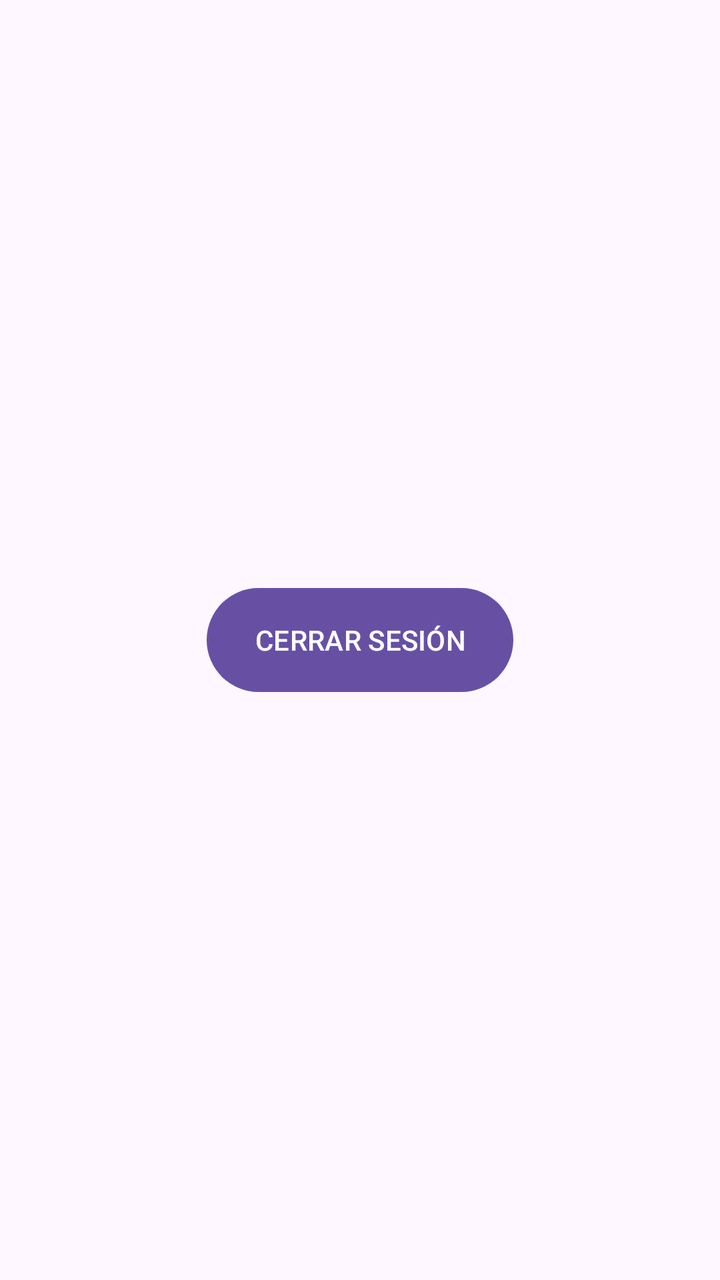
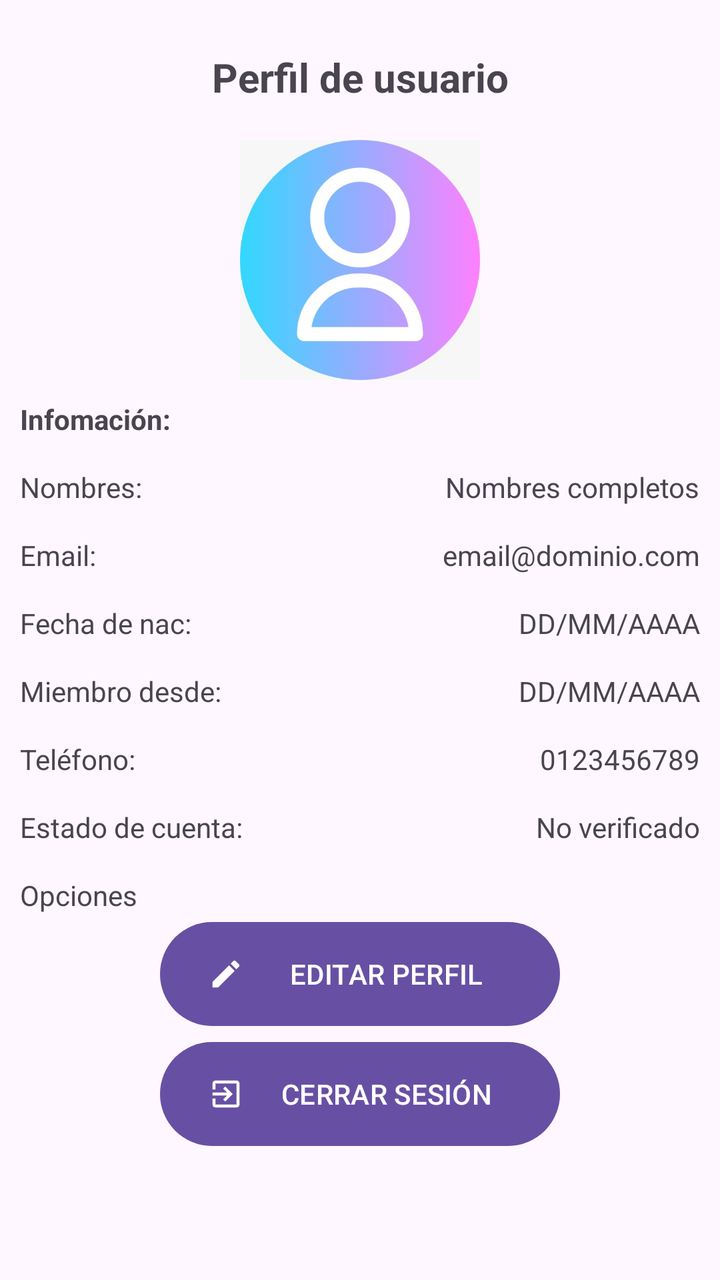

The first picture is an Android layout as it rendered before a commit; the second is the same layout after the commit. The layout source and the unified diff follow.
<!-- AndroidManifest.xml: application theme Theme.AppCompraYVenta -->
<!-- res/layout/fragment_cuenta.xml -->
<?xml version="1.0" encoding="utf-8"?>
<RelativeLayout xmlns:android="http://schemas.android.com/apk/res/android"
    xmlns:tools="http://schemas.android.com/tools"
    android:layout_width="match_parent"
    android:layout_height="match_parent"
    tools:context=".Fragmentos.FragmentCuenta">


    <com.google.android.material.button.MaterialButton
        android:id="@+id/Btn_Cerrar_Sesion"
        android:text="@string/Btn_Cerrar_Sesion"
        android:textAllCaps="true"
        android:layout_centerInParent="true"
        android:layout_width="wrap_content"
        android:layout_height="@dimen/m_button_height"
        >

    </com.google.android.material.button.MaterialButton>


</RelativeLayout>
<!-- resources referenced by this layout -->
<resources>
  <dimen name="m_button_height">60dp</dimen>
  <string name="Btn_Cerrar_Sesion">Cerrar Sesión</string>"
  <style name="Theme.AppCompraYVenta" parent="Base.Theme.AppCompraYVenta" />
  <style name="Base.Theme.AppCompraYVenta" parent="Theme.Material3.DayNight.NoActionBar">
          
          
      </style>
</resources>

<!-- the commit's change to res/layout/fragment_cuenta.xml (unified diff, before → after) -->
@@ -1,21 +1,201 @@
 <?xml version="1.0" encoding="utf-8"?>
-<RelativeLayout xmlns:android="http://schemas.android.com/apk/res/android"
+<ScrollView xmlns:android="http://schemas.android.com/apk/res/android"
     xmlns:tools="http://schemas.android.com/tools"
     android:layout_width="match_parent"
     android:layout_height="match_parent"
+    xmlns:app="http://schemas.android.com/apk/res-auto"
+    android:padding="10dp"
     tools:context=".Fragmentos.FragmentCuenta">
 
-
-    <com.google.android.material.button.MaterialButton
-        android:id="@+id/Btn_Cerrar_Sesion"
-        android:text="@string/Btn_Cerrar_Sesion"
-        android:textAllCaps="true"
-        android:layout_centerInParent="true"
-        android:layout_width="wrap_content"
-        android:layout_height="@dimen/m_button_height"
-        >
-
-    </com.google.android.material.button.MaterialButton>
-
-
-</RelativeLayout>
+    <RelativeLayout
+        android:layout_width="match_parent"
+        android:layout_height="wrap_content">
+
+        <TextView
+            android:id="@+id/Txt_perfil"
+            android:text="@string/Txt_perfil"
+            android:gravity="center"
+            android:textStyle="bold"
+            android:textSize="20sp"
+            android:layout_marginTop="15dp"
+            android:layout_width="match_parent"
+            android:layout_height="wrap_content"
+            />
+
+        <ImageView
+            android:id="@+id/Tv_perfil"
+            android:layout_below="@+id/Txt_perfil"
+            android:layout_width="120dp"
+            android:layout_height="120dp"
+            android:src="@drawable/perfil"
+            android:layout_centerHorizontal="true"
+            android:layout_marginTop="18dp"
+            android:scaleType="centerCrop"/>
+
+        <TextView
+            android:id="@+id/Txt_informacion"
+            android:text="@string/Txt_informacion"
+            android:layout_below="@+id/Tv_perfil"
+            android:layout_marginTop="10dp"
+            android:textStyle="bold"
+            android:layout_width="wrap_content"
+            android:layout_height="wrap_content"
+            />
+
+        
+        <TextView
+            android:id="@+id/Txt_nombres"
+            android:text="@string/Txt_nombres"
+            android:layout_below="@id/Txt_informacion"
+            android:layout_marginTop="15dp"
+            android:layout_width="wrap_content"
+            android:layout_height="wrap_content"
+            />
+        <TextView
+            android:id="@+id/Tv_nombres"
+            android:text="@string/Tv_nombres"
+            android:layout_below="@id/Txt_informacion"
+            android:layout_marginTop="15dp"
+            android:layout_alignParentEnd="true"
+            android:layout_width="wrap_content"
+            android:layout_height="wrap_content"
+            />
+
+        
+        <TextView
+            android:id="@+id/Txt_email"
+            android:text="@string/Txt_email"
+            android:layout_below="@id/Txt_nombres"
+            android:layout_marginTop="15dp"
+            android:layout_width="wrap_content"
+            android:layout_height="wrap_content"
+            />
+        <TextView
+            android:id="@+id/Tv_email"
+            android:text="@string/Tv_email"
+            android:layout_below="@id/Txt_nombres"
+            android:layout_marginTop="15dp"
+            android:layout_alignParentEnd="true"
+            android:layout_width="wrap_content"
+            android:layout_height="wrap_content"
+            />
+
+        
+        <TextView
+            android:id="@+id/Txt_nacimiento"
+            android:text="@string/Txt_nacimiento"
+            android:layout_below="@id/Txt_email"
+            android:layout_marginTop="15dp"
+            android:layout_width="wrap_content"
+            android:layout_height="wrap_content"
+            />
+        <TextView
+            android:id="@+id/Tv_nacimiento"
+            android:text="@string/Tv_nacimiento"
+            android:layout_below="@id/Txt_email"
+            android:layout_marginTop="15dp"
+            android:layout_alignParentEnd="true"
+            android:layout_width="wrap_content"
+            android:layout_height="wrap_content"
+            />
+
+        
+        <TextView
+            android:id="@+id/Txt_miembro"
+            android:text="@string/Txt_miembro"
+            android:layout_below="@id/Txt_nacimiento"
+            android:layout_marginTop="15dp"
+            android:layout_width="wrap_content"
+            android:layout_height="wrap_content"
+            />
+        <TextView
+            android:id="@+id/Tv_miembro"
+            android:text="@string/Tv_miembro"
+            android:layout_below="@id/Txt_nacimiento"
+            android:layout_marginTop="15dp"
+            android:layout_alignParentEnd="true"
+            android:layout_width="wrap_content"
+            android:layout_height="wrap_content"
+            />
+
+        
+        <TextView
+            android:id="@+id/Txt_telefono"
+            android:text="@string/Txt_telefono"
+            android:layout_below="@id/Txt_miembro"
+            android:layout_marginTop="15dp"
+            android:layout_width="wrap_content"
+            android:layout_height="wrap_content"
+            />
+        <TextView
+            android:id="@+id/Tv_telefono"
+            android:text="@string/Tv_telefono"
+            android:layout_below="@id/Txt_miembro"
+            android:layout_marginTop="15dp"
+            android:layout_alignParentEnd="true"
+            android:layout_width="wrap_content"
+            android:layout_height="wrap_content"
+            />
+
+        
+        <TextView
+            android:id="@+id/Txt_estado_cuenta"
+            android:text="@string/Txt_estado_cuenta"
+            android:layout_below="@id/Txt_telefono"
+            android:layout_marginTop="15dp"
+            android:layout_width="wrap_content"
+            android:layout_height="wrap_content"
+            />
+        <TextView
+            android:id="@+id/Tv_estado_cuenta"
+            android:text="@string/Tv_estado_cuenta"
+            android:layout_below="@id/Txt_telefono"
+            android:layout_marginTop="15dp"
+            android:layout_alignParentEnd="true"
+            android:layout_width="wrap_content"
+            android:layout_height="wrap_content"
+            />
+
+        <TextView
+            android:id="@+id/TxtOpciones"
+            android:text="@string/TxtOpciones"
+            android:layout_below="@id/Tv_estado_cuenta"
+            android:layout_marginTop="15dp"
+            android:layout_width="wrap_content"
+            android:layout_height="wrap_content"
+            />
+
+        
+        <com.google.android.material.button.MaterialButton
+            android:id="@+id/Btn_editar_perfil"
+            android:text="@string/Btn_editar_perfil"
+            android:layout_below="@+id/TxtOpciones"
+            android:textAllCaps="true"
+            android:layout_centerInParent="true"
+            app:icon="@drawable/baseline_edit_24"
+            android:layout_width="200dp"
+            android:layout_height="@dimen/m_button_height"
+            />
+
+        
+        <com.google.android.material.button.MaterialButton
+            android:id="@+id/Btn_Cerrar_Sesion"
+            android:text="@string/Btn_Cerrar_Sesion"
+            android:textAllCaps="true"
+            android:layout_below="@id/Btn_editar_perfil"
+            android:layout_centerInParent="true"
+            app:icon="@drawable/ic_salir"
+
+            android:layout_width="200dp"
+            android:layout_height="@dimen/m_button_height"
+            />
+
+
+
+
+
+    </RelativeLayout>
+
+
+
+</ScrollView>
<!-- resource entries referenced after the edit -->
@@ -1,7 +1,36 @@
 <!-- resources referenced by this layout -->
 <resources>
   <dimen name="m_button_height">60dp</dimen>
-  <string name="Btn_Cerrar_Sesion">Cerrar Sesión</string>"
+  <!-- drawable baseline_edit_24 (drawable) -->
+  <vector xmlns:android="http://schemas.android.com/apk/res/android" android:height="24dp" android:tint="#FFFFFF" android:viewportHeight="24" android:viewportWidth="24" android:width="24dp">
+        
+      <path android:fillColor="@android:color/white" android:pathData="M3,17.25V21h3.75L17.81,9.94l-3.75,-3.75L3,17.25zM20.71,7.04c0.39,-0.39 0.39,-1.02 0,-1.41l-2.34,-2.34c-0.39,-0.39 -1.02,-0.39 -1.41,0l-1.83,1.83 3.75,3.75 1.83,-1.83z"/>
+      
+  </vector>
+  <!-- drawable ic_salir (drawable) -->
+  <vector xmlns:android="http://schemas.android.com/apk/res/android" android:autoMirrored="true" android:height="24dp" android:tint="#FFFFFF" android:viewportHeight="24" android:viewportWidth="24" android:width="24dp">
+        
+      <path android:fillColor="@android:color/white" android:pathData="M10.09,15.59L11.5,17l5,-5 -5,-5 -1.41,1.41L12.67,11H3v2h9.67l-2.58,2.59zM19,3H5c-1.11,0 -2,0.9 -2,2v4h2V5h14v14H5v-4H3v4c0,1.1 0.89,2 2,2h14c1.1,0 2,-0.9 2,-2V5c0,-1.1 -0.9,-2 -2,-2z"/>
+      
+  </vector>
+  <!-- drawable perfil: jpeg bitmap (drawable, 24429 bytes) -->
+  <string name="Btn_Cerrar_Sesion">Cerrar sesión</string>
+  <string name="Btn_editar_perfil">Editar perfil</string>
+  <string name="Tv_email">email@dominio.com</string>
+  <string name="Tv_estado_cuenta">No verificado</string>
+  <string name="Tv_miembro">DD/MM/AAAA</string>
+  <string name="Tv_nacimiento">DD/MM/AAAA</string>
+  <string name="Tv_nombres">Nombres completos</string>
+  <string name="Tv_telefono">0123456789</string>
+  <string name="TxtOpciones">Opciones</string>
+  <string name="Txt_email">Email:</string>"&gt;
+  <string name="Txt_estado_cuenta">Estado de cuenta: </string>
+  <string name="Txt_informacion">Infomación: </string>
+  <string name="Txt_miembro">Miembro desde: </string>
+  <string name="Txt_nacimiento">Fecha de nac: </string>
+  <string name="Txt_nombres">Nombres: </string>
+  <string name="Txt_perfil">Perfil de usuario</string>
+  <string name="Txt_telefono">Teléfono: </string>
   <style name="Theme.AppCompraYVenta" parent="Base.Theme.AppCompraYVenta" />
   <style name="Base.Theme.AppCompraYVenta" parent="Theme.Material3.DayNight.NoActionBar">
           
